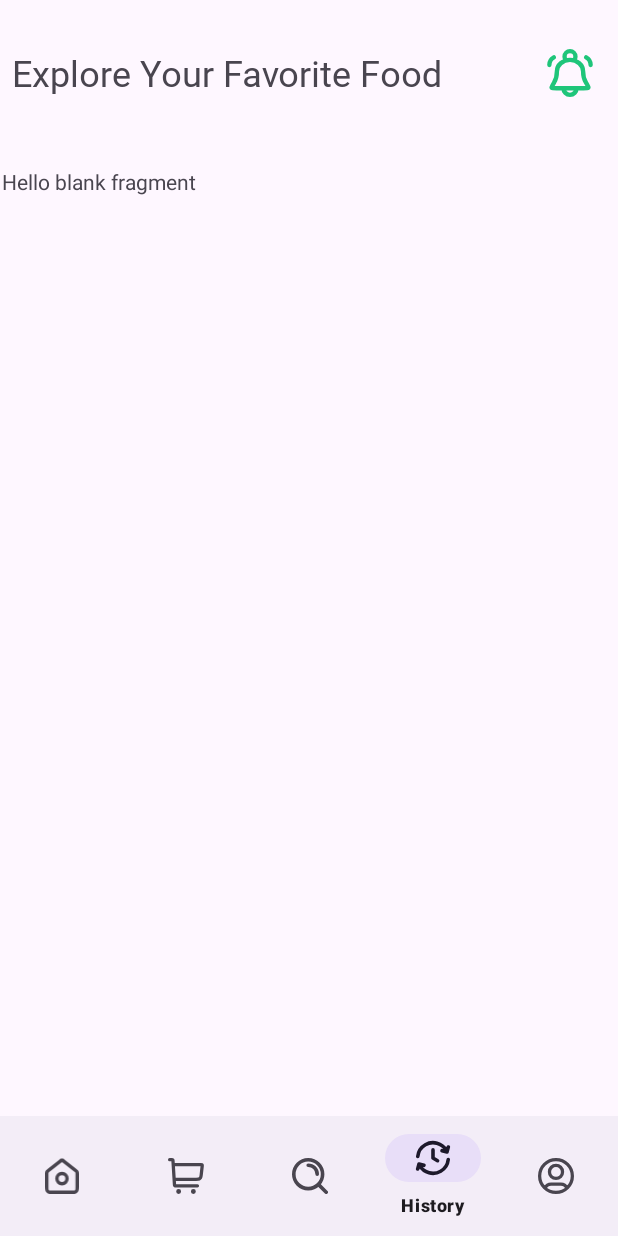
After one commit to thuandev23/Food_Order, an Android app: the HistoryFragment screen opened through its navigation route, on a phone screen of 412 x 824 dp. The commit adds this screen. Run offline under Robolectric (Android 15) with nearby library versions, the phone set to English and light mode, and no system bars; our stand-ins replace navigation-ui.

Commit message:
navigation_fragment_ui

```diff
--- a/app/build.gradle.kts
+++ b/app/build.gradle.kts
@@ -44,6 +44,8 @@ dependencies {
     implementation("androidx.appcompat:appcompat:1.6.1")
     implementation("com.google.android.material:material:1.10.0")
     implementation("androidx.constraintlayout:constraintlayout:2.1.4")
+    implementation("androidx.navigation:navigation-fragment-ktx:2.7.5")
+    implementation("androidx.navigation:navigation-ui-ktx:2.7.5")
     testImplementation("junit:junit:4.13.2")
     androidTestImplementation("androidx.test.ext:junit:1.1.5")
     androidTestImplementation("androidx.test.espresso:espresso-core:3.5.1")
--- a/app/src/main/java/com/example/food_ordering/ChooseLocationActivity.kt
+++ b/app/src/main/java/com/example/food_ordering/ChooseLocationActivity.kt
@@ -1,5 +1,6 @@
 package com.example.food_ordering
 
+import android.content.Intent
 import androidx.appcompat.app.AppCompatActivity
 import android.os.Bundle
 import android.widget.ArrayAdapter
@@ -17,5 +18,10 @@ class ChooseLocationActivity : AppCompatActivity() {
         val adapter = ArrayAdapter(this, android.R.layout.simple_list_item_1, locationList)
         val autoCompleteTextView = binding.listOfLocation
         autoCompleteTextView.setAdapter(adapter)
+
+        binding.txtNextHome.setOnClickListener{
+            val intent = Intent(this, MainActivity::class.java)
+            startActivity(intent)
+        }
     }
 }
--- a/app/src/main/java/com/example/food_ordering/MainActivity.kt
+++ b/app/src/main/java/com/example/food_ordering/MainActivity.kt
@@ -2,10 +2,18 @@ package com.example.food_ordering
 
 import androidx.appcompat.app.AppCompatActivity
 import android.os.Bundle
+import androidx.navigation.NavController
+import androidx.navigation.findNavController
+import androidx.navigation.ui.setupWithNavController
+import com.google.android.material.bottomnavigation.BottomNavigationView
 
 class MainActivity : AppCompatActivity() {
     override fun onCreate(savedInstanceState: Bundle?) {
         super.onCreate(savedInstanceState)
         setContentView(R.layout.activity_main)
+
+        var NavController = findNavController(R.id.fragmentContainerView)
+        var bottomNav = findViewById<BottomNavigationView>(R.id.bottomNavigationView)
+        bottomNav.setupWithNavController(NavController)
     }
 }
--- /dev/null
+++ b/app/src/main/java/com/example/food_ordering/fragment/CartFragment.kt
@@ -0,0 +1,60 @@
+package com.example.food_ordering.fragment
+
+import android.os.Bundle
+import androidx.fragment.app.Fragment
+import android.view.LayoutInflater
+import android.view.View
+import android.view.ViewGroup
+import com.example.food_ordering.R
+
+// TODO: Rename parameter arguments, choose names that match
+// the fragment initialization parameters, e.g. ARG_ITEM_NUMBER
+private const val ARG_PARAM1 = "param1"
+private const val ARG_PARAM2 = "param2"
+
+/**
+ * A simple [Fragment] subclass.
+ * Use the [CartFragment.newInstance] factory method to
+ * create an instance of this fragment.
+ */
+class CartFragment : Fragment() {
+    // TODO: Rename and change types of parameters
+    private var param1: String? = null
+    private var param2: String? = null
+
+    override fun onCreate(savedInstanceState: Bundle?) {
+        super.onCreate(savedInstanceState)
+        arguments?.let {
+            param1 = it.getString(ARG_PARAM1)
+            param2 = it.getString(ARG_PARAM2)
+        }
+    }
+
+    override fun onCreateView(
+        inflater: LayoutInflater, container: ViewGroup?,
+        savedInstanceState: Bundle?
+    ): View? {
+        // Inflate the layout for this fragment
+        return inflater.inflate(R.layout.fragment_cart, container, false)
+    }
+
+    companion object {
+        /**
+         * Use this factory method to create a new instance of
+         * this fragment using the provided parameters.
+         *
+         * @param param1 Parameter 1.
+         * @param param2 Parameter 2.
+         * @return A new instance of fragment CartFragment.
+         */
+        // TODO: Rename and change types and number of parameters
+        @JvmStatic
+        fun newInstance(param1: String, param2: String) =
+            CartFragment().apply {
+                arguments = Bundle().apply {
+                    putString(ARG_PARAM1, param1)
+                    putString(ARG_PARAM2, param2)
+                }
+            }
+    }
+}
--- /dev/null
+++ b/app/src/main/java/com/example/food_ordering/fragment/HistoryFragment.kt
@@ -0,0 +1,60 @@
+package com.example.food_ordering.fragment
+
+import android.os.Bundle
+import androidx.fragment.app.Fragment
+import android.view.LayoutInflater
+import android.view.View
+import android.view.ViewGroup
+import com.example.food_ordering.R
+
+// TODO: Rename parameter arguments, choose names that match
+// the fragment initialization parameters, e.g. ARG_ITEM_NUMBER
+private const val ARG_PARAM1 = "param1"
+private const val ARG_PARAM2 = "param2"
+
+/**
+ * A simple [Fragment] subclass.
+ * Use the [HistoryFragment.newInstance] factory method to
+ * create an instance of this fragment.
+ */
+class HistoryFragment : Fragment() {
+    // TODO: Rename and change types of parameters
+    private var param1: String? = null
+    private var param2: String? = null
+
+    override fun onCreate(savedInstanceState: Bundle?) {
+        super.onCreate(savedInstanceState)
+        arguments?.let {
+            param1 = it.getString(ARG_PARAM1)
+            param2 = it.getString(ARG_PARAM2)
+        }
+    }
+
+    override fun onCreateView(
+        inflater: LayoutInflater, container: ViewGroup?,
+        savedInstanceState: Bundle?
+    ): View? {
+        // Inflate the layout for this fragment
+        return inflater.inflate(R.layout.fragment_history, container, false)
+    }
+
+    companion object {
+        /**
+         * Use this factory method to create a new instance of
+         * this fragment using the provided parameters.
+         *
+         * @param param1 Parameter 1.
+         * @param param2 Parameter 2.
+         * @return A new instance of fragment HistoryFragment.
+         */
+        // TODO: Rename and change types and number of parameters
+        @JvmStatic
+        fun newInstance(param1: String, param2: String) =
+            HistoryFragment().apply {
+                arguments = Bundle().apply {
+                    putString(ARG_PARAM1, param1)
+                    putString(ARG_PARAM2, param2)
+                }
+            }
+    }
+}
--- a/app/src/main/res/layout/activity_main.xml
+++ b/app/src/main/res/layout/activity_main.xml
@@ -6,14 +6,47 @@
     android:layout_height="match_parent"
     tools:context=".MainActivity">
 
+    <com.google.android.material.bottomnavigation.BottomNavigationView
+        android:id="@+id/bottomNavigationView"
+        android:layout_width="match_parent"
+        android:layout_height="wrap_content"
+        app:layout_constraintBottom_toBottomOf="parent"
+        app:layout_constraintStart_toStartOf="parent"
+        app:menu="@menu/menu" />
+
     <TextView
+        android:id="@+id/textView15"
         android:layout_width="wrap_content"
         android:layout_height="wrap_content"
+        android:layout_marginStart="8dp"
+        android:layout_marginTop="32dp"
         android:fontFamily="@font/yeon_sung"
-        android:text="Hello World!"
-        app:layout_constraintBottom_toBottomOf="parent"
-        app:layout_constraintEnd_toEndOf="parent"
+        android:text="Explore Your Favorite Food"
+        android:textSize="24sp"
         app:layout_constraintStart_toStartOf="parent"
         app:layout_constraintTop_toTopOf="parent" />
 
+    <ImageView
+        android:id="@+id/imageView4"
+        android:layout_width="32dp"
+        android:layout_height="32dp"
+        android:layout_marginEnd="16dp"
+        app:layout_constraintBottom_toBottomOf="@+id/textView15"
+        app:layout_constraintEnd_toEndOf="parent"
+        app:layout_constraintTop_toTopOf="@+id/textView15"
+        app:srcCompat="@drawable/bell" />
+
+    <fragment
+        android:id="@+id/fragmentContainerView"
+        android:name="androidx.navigation.fragment.NavHostFragment"
+        android:layout_width="409dp"
+        android:layout_height="586dp"
+        android:layout_marginStart="8dp"
+        android:layout_marginEnd="8dp"
+        app:defaultNavHost="true"
+        app:layout_constraintBottom_toTopOf="@+id/bottomNavigationView"
+        app:layout_constraintEnd_toEndOf="parent"
+        app:layout_constraintStart_toStartOf="parent"
+        app:layout_constraintTop_toBottomOf="@+id/textView15"
+        app:navGraph="@navigation/navigation" />
 </androidx.constraintlayout.widget.ConstraintLayout>
--- /dev/null
+++ b/app/src/main/res/layout/fragment_history.xml
@@ -0,0 +1,14 @@
+<?xml version="1.0" encoding="utf-8"?>
+<FrameLayout xmlns:android="http://schemas.android.com/apk/res/android"
+    xmlns:tools="http://schemas.android.com/tools"
+    android:layout_width="match_parent"
+    android:layout_height="match_parent"
+    tools:context=".fragment.HistoryFragment">
+
+    <!-- TODO: Update blank fragment layout -->
+    <TextView
+        android:layout_width="match_parent"
+        android:layout_height="match_parent"
+        android:text="@string/hello_blank_fragment" />
+
+</FrameLayout>
--- /dev/null
+++ b/app/src/main/res/menu/menu.xml
@@ -0,0 +1,23 @@
+<?xml version="1.0" encoding="utf-8"?>
+<menu xmlns:android="http://schemas.android.com/apk/res/android">
+    <item
+        android:id="@+id/homeFragment"
+        android:title="Home"
+        android:icon="@drawable/home"/>
+    <item
+        android:id="@+id/cartFragment"
+        android:title="Cart"
+        android:icon="@drawable/cart"/>
+    <item
+        android:id="@+id/searchFragment"
+        android:title="Search"
+        android:icon="@drawable/search"/>
+    <item
+        android:id="@+id/historyFragment"
+        android:title="History"
+        android:icon="@drawable/history"/>
+    <item
+        android:id="@+id/profileFragment"
+        android:title="Profile"
+        android:icon="@drawable/user"/>
+</menu>
--- /dev/null
+++ b/app/src/main/res/navigation/navigation.xml
@@ -0,0 +1,33 @@
+<?xml version="1.0" encoding="utf-8"?>
+<navigation xmlns:android="http://schemas.android.com/apk/res/android"
+    xmlns:app="http://schemas.android.com/apk/res-auto"
+    xmlns:tools="http://schemas.android.com/tools"
+    android:id="@+id/navigation"
+    app:startDestination="@id/cartFragment">
+
+    <fragment
+        android:id="@+id/cartFragment"
+        android:name="com.example.food_ordering.fragment.CartFragment"
+        android:label="fragment_cart"
+        tools:layout="@layout/fragment_cart" />
+    <fragment
+        android:id="@+id/historyFragment"
+        android:name="com.example.food_ordering.fragment.HistoryFragment"
+        android:label="fragment_history"
+        tools:layout="@layout/fragment_history" />
+    <fragment
+        android:id="@+id/profileFragment"
+        android:name="com.example.food_ordering.fragment.ProfileFragment"
+        android:label="fragment_profile"
+        tools:layout="@layout/fragment_profile" />
+    <fragment
+        android:id="@+id/homeFragment"
+        android:name="com.example.food_ordering.fragment.HomeFragment"
+        android:label="fragment_home"
+        tools:layout="@layout/fragment_home" />
+    <fragment
+        android:id="@+id/searchFragment"
+        android:name="com.example.food_ordering.fragment.SearchFragment"
+        android:label="fragment_search"
+        tools:layout="@layout/fragment_search" />
+</navigation>
--- a/app/src/main/res/values/strings.xml
+++ b/app/src/main/res/values/strings.xml
@@ -1,3 +1,5 @@
 <resources>
     <string name="app_name">Food_Ordering</string>
+    <!-- TODO: Remove or change this placeholder text -->
+    <string name="hello_blank_fragment">Hello blank fragment</string>
 </resources>
```
Also changed, not shown: app/src/main/java/com/example/food_ordering/fragment/HomeFragment.kt (added, +60 -0 lines), app/src/main/java/com/example/food_ordering/fragment/ProfileFragment.kt (added, +60 -0 lines), app/src/main/java/com/example/food_ordering/fragment/SearchFragment.kt (added, +60 -0 lines), app/src/main/res/layout/activity_choose_location.xml (+13 -0 lines), app/src/main/res/layout/fragment_cart.xml (added, +14 -0 lines), app/src/main/res/layout/fragment_home.xml (added, +14 -0 lines), app/src/main/res/layout/fragment_profile.xml (added, +14 -0 lines), app/src/main/res/layout/fragment_search.xml (added, +14 -0 lines).
